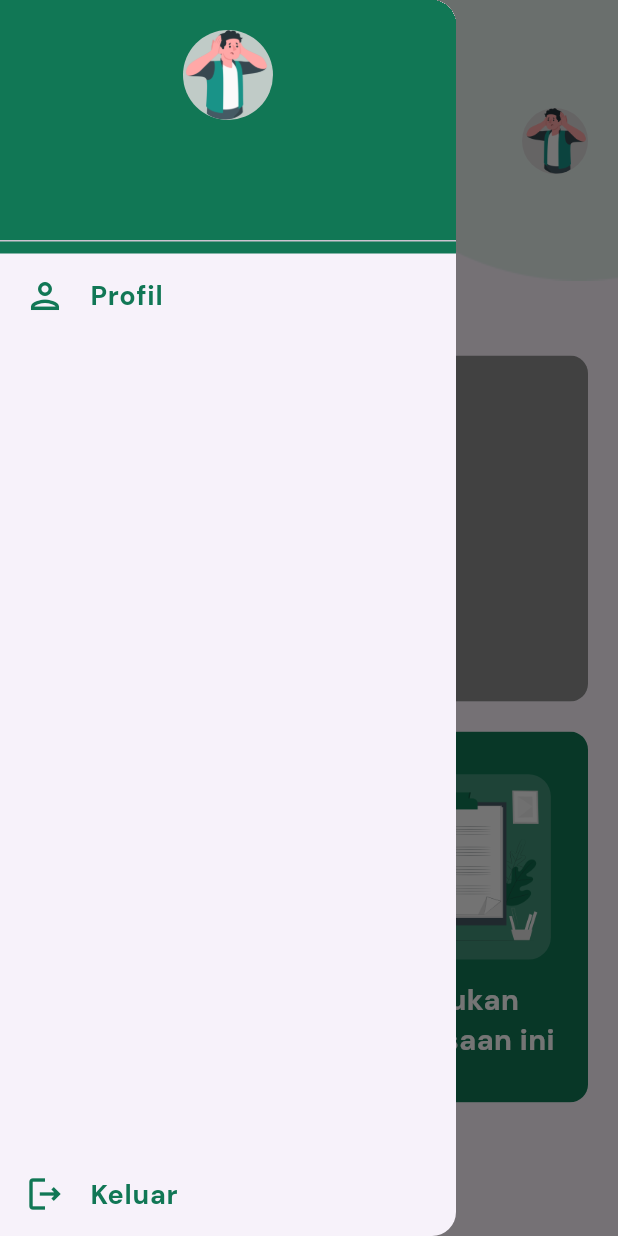
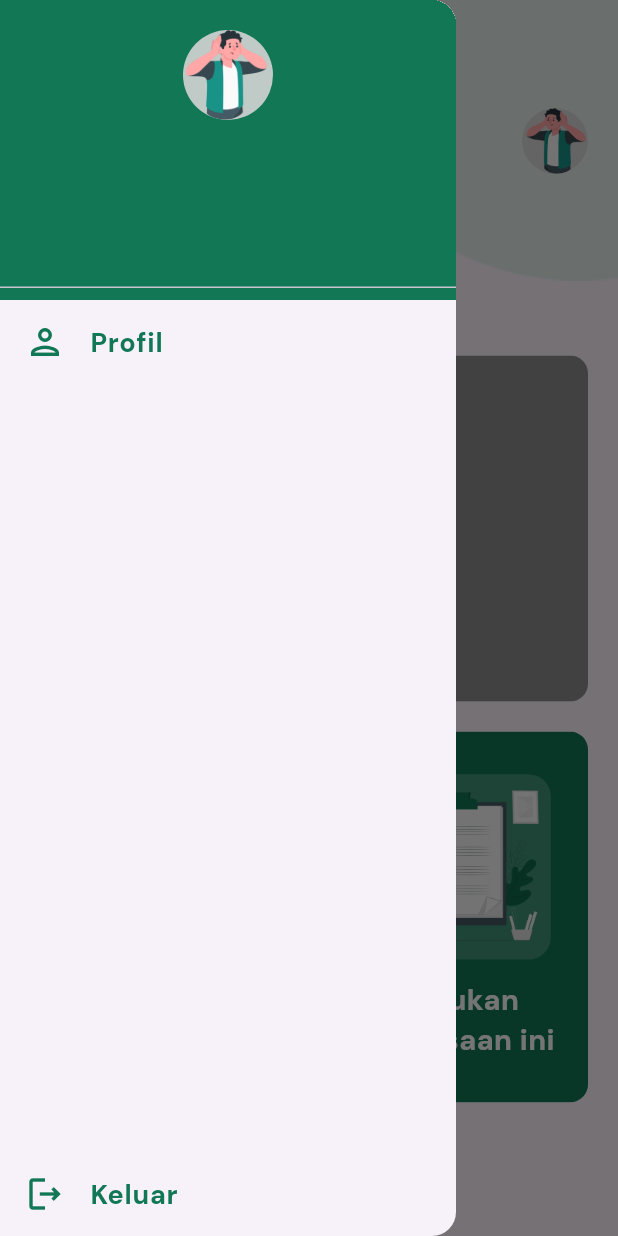
Before and after one commit to NaufalRozan/PanicAttack_App, a Flutter app: the screen it shows once a user with an empty profile is signed in, after a tap on the "menu" icon, on a phone screen of 412 x 824 dp. Run offline on Flutter 3.47's test engine with Material 3 defaults, Android fonts, the light colour scheme and no system bars; our stand-ins replace cloud_firestore, firebase_auth, firebase_core, flutter_countdown_timer, google_fonts; accounts and stored records are empty; network calls fail.

Commit message:
Memperbaiki responsif tampilan

```diff
--- a/lib/pages/home_page.dart
+++ b/lib/pages/home_page.dart
@@ -80,6 +80,7 @@ class _HomePageState extends State<HomePage> {
             children: [
               Container(
                 width: double.infinity,
+                height: 200,
                 color: primaryButtonColor,
                 child: DrawerHeader(
                   padding:
--- a/lib/pages/login_page.dart
+++ b/lib/pages/login_page.dart
@@ -26,7 +26,8 @@ class _LoginPageState extends State<LoginPage> {
         context: context,
         builder: (context) {
           return AlertDialog(
-            content: Text('Silakan masukkan email dan kata sandi Anda dengan benar'),
+            content:
+                Text('Silakan masukkan email dan kata sandi Anda dengan benar'),
           );
         },
       );
@@ -56,7 +57,7 @@ class _LoginPageState extends State<LoginPage> {
               //Icon
               Image.asset(
                 'lib/assets/images/Sport family-pana.png',
-                height: _calculateIconHeight(context),
+                height: MediaQuery.of(context).size.height * 0.35,
               ),
               //Header
               Text(
@@ -186,12 +187,4 @@ class _LoginPageState extends State<LoginPage> {
       ),
     );
   }
-  double _calculateIconHeight(BuildContext context) {
-    double screenHeight = MediaQuery.of(context).size.height;
-    double availableHeight = screenHeight -
-        MediaQuery.of(context).padding.top -
-        MediaQuery.of(context).padding.bottom -
-        180;
-    return availableHeight / 2;
-  }
 }
--- a/lib/pages/register_page.dart
+++ b/lib/pages/register_page.dart
@@ -57,7 +57,8 @@ class _RegisterPageState extends State<RegisterPage> {
 
   Future addUserDetails(String userName, String phone, String email) async {
     final currentUser = FirebaseAuth.instance.currentUser;
-  final userDoc = FirebaseFirestore.instance.collection('users').doc(currentUser!.uid);
+    final userDoc =
+        FirebaseFirestore.instance.collection('users').doc(currentUser!.uid);
 
     await userDoc.set({
       'username': userName,
@@ -84,7 +85,7 @@ Future addUserDetails(String userName, String phone, String email) async {
               //Icon
               Image.asset(
                 'lib/assets/images/Mobile login-amico (1).png',
-                height: _calculateIconHeight(context),
+                height: MediaQuery.of(context).size.height * 0.35,
               ),
 
               //Header
@@ -215,13 +216,4 @@ Future addUserDetails(String userName, String phone, String email) async {
       ),
     );
   }
-
-  double _calculateIconHeight(BuildContext context) {
-    double screenHeight = MediaQuery.of(context).size.height;
-    double availableHeight = screenHeight -
-        MediaQuery.of(context).padding.top -
-        MediaQuery.of(context).padding.bottom -
-        180;
-    return availableHeight / 2;
 }
-}
```
Also changed, not shown: lib/pages/forgot_password_page.dart (+1 -9 lines), pubspec.lock. Lines whose indentation alone changed are shown as unchanged.
